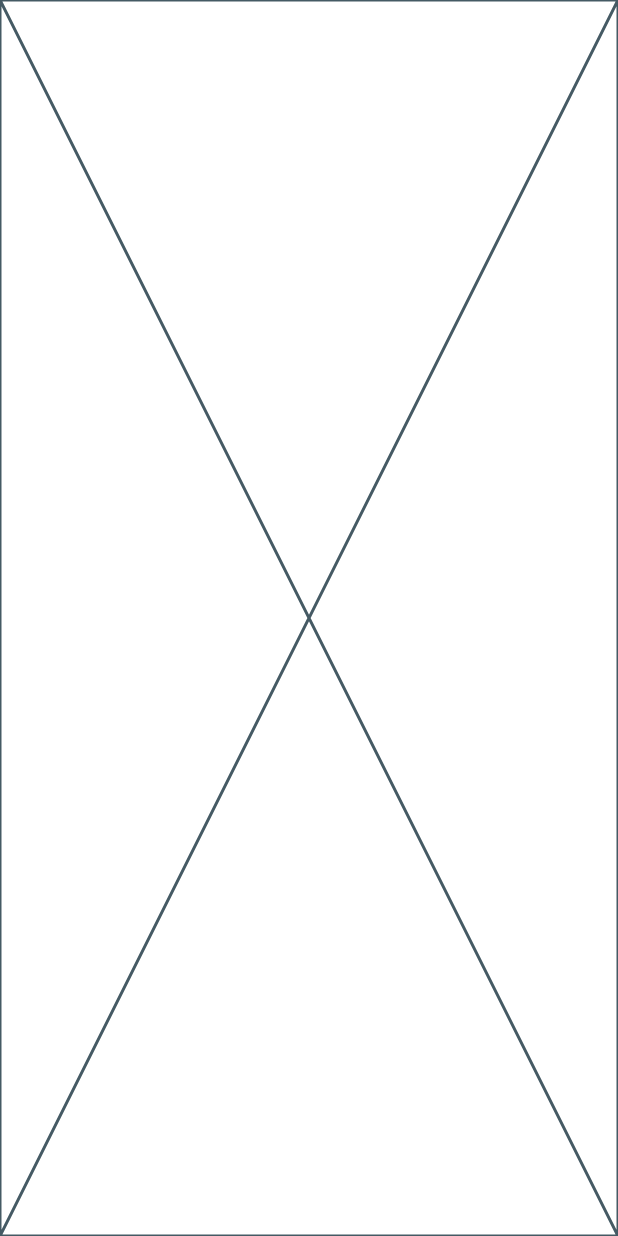
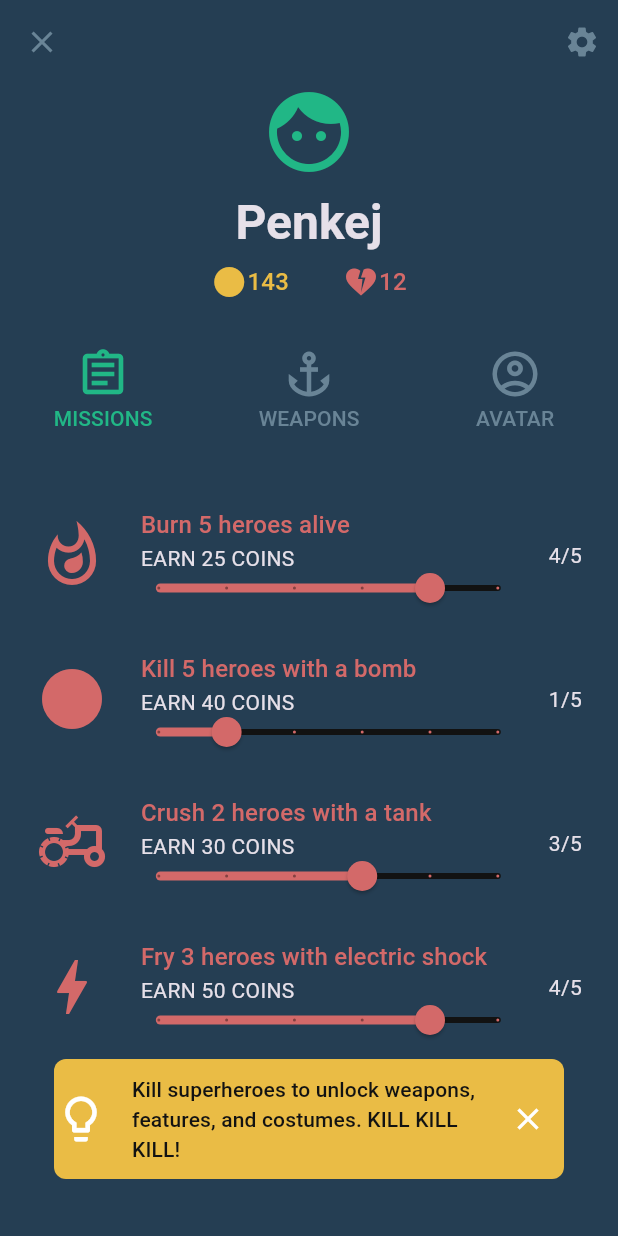
Before and after one commit to SertacN/flutter-screen-coding-projects, a Flutter app: the screen it shows after launch, on a phone screen of 412 x 824 dp. Run offline on Flutter 3.47's test engine with Material 3 defaults, Android fonts, the phone set to English and light mode, and no system bars.

Commit message:
gamification

```diff
--- /dev/null
+++ b/gamification/lib/feature/constants/gamification_constant.dart
@@ -0,0 +1,22 @@
+import 'package:flutter/material.dart';
+
+@immutable
+final class GamificationConstant {
+  const GamificationConstant._();
+
+  static const GamificationConstant _instance = GamificationConstant._();
+  static GamificationConstant get instance => _instance;
+
+  static const String userName = 'Penkej';
+  static const String missions = 'MISSIONS';
+  static const String weapons = 'WEAPONS';
+  static const String avatar = 'AVATAR';
+
+  static const String missionOne = 'Burn 5 heroes alive';
+  static const String missionTwo = 'Kill 5 heroes with a bomb';
+  static const String missionThree = 'Crush 2 heroes with a tank';
+  static const String missionFour = 'Fry 3 heroes with electric shock';
+
+  static const String missionAlert =
+      'Kill superheroes to unlock weapons, features, and costumes. KILL KILL KILL!';
+}
--- /dev/null
+++ b/gamification/lib/feature/enums/gamification_number_enum.dart
@@ -0,0 +1,18 @@
+enum GamificationNumberEnum {
+  gold(143),
+  healt(12),
+  missionOneReward(25),
+  missionTwoReward(40),
+  missionThreeReward(30),
+  missionFourReward(50),
+  sliderValueOne(4),
+  sliderValueTwo(1),
+  sliderValueThree(3),
+  sliderValueFour(4);
+
+  final int value;
+
+  const GamificationNumberEnum(this.value);
+
+  int get toNumber => value;
+}
--- /dev/null
+++ b/gamification/lib/feature/enums/gamification_padding_enum.dart
@@ -0,0 +1,16 @@
+import 'package:flutter/material.dart';
+
+enum GamificationPaddingEnum {
+  low(8),
+  medium(16),
+  hight(24);
+
+  final double value;
+
+  const GamificationPaddingEnum(this.value);
+
+  EdgeInsets get paddingAll => EdgeInsets.all(value);
+  EdgeInsets get paddingHorizontal => EdgeInsets.symmetric(horizontal: value);
+  EdgeInsets get paddingVertical => EdgeInsets.symmetric(vertical: value);
+  EdgeInsets get paddingRight => EdgeInsets.only(right: value);
+}
--- /dev/null
+++ b/gamification/lib/feature/gamification_icon_manager.dart
@@ -0,0 +1,23 @@
+import 'package:flutter/material.dart';
+
+final class GamificationIconManager {
+  GamificationIconManager._();
+
+  static final GamificationIconManager _instance = GamificationIconManager._();
+  static GamificationIconManager get instance => _instance;
+
+  IconData get profileIcon => Icons.face;
+  IconData get goldIcon => Icons.circle;
+  IconData get heartIcon => Icons.heart_broken;
+  IconData get missionIcon => Icons.assignment_outlined;
+  IconData get weaponIcon => Icons.anchor_outlined;
+  IconData get avatarIcon => Icons.account_circle_outlined;
+
+  IconData get fireIcon => Icons.whatshot_outlined;
+  IconData get bombIcon => Icons.circle;
+  IconData get tankIcon => Icons.agriculture_outlined;
+  IconData get lightningIcon => Icons.bolt;
+
+  Icon get settingIcon => const Icon(Icons.settings);
+  IconData get lampIcon => Icons.lightbulb_outline;
+}
--- a/gamification/lib/feature/gamification_view.dart
+++ b/gamification/lib/feature/gamification_view.dart
@@ -1,4 +1,11 @@
 import 'package:flutter/material.dart';
+import 'package:gamification/core/extensions/context_extension.dart';
+import 'package:gamification/feature/gamification_icon_manager.dart';
+import 'package:gamification/feature/widgets/gamification_alert.dart';
+import 'package:gamification/feature/widgets/gamification_currency.dart';
+import 'package:gamification/feature/widgets/gamification_mission_list.dart';
+import 'package:gamification/feature/widgets/gamification_profile.dart';
+import 'package:gamification/feature/widgets/gamification_tabbar.dart';
 
 class GamificationView extends StatefulWidget {
   const GamificationView({super.key});
@@ -10,6 +17,27 @@ class GamificationView extends StatefulWidget {
 class _GamificationViewState extends State<GamificationView> {
   @override
   Widget build(BuildContext context) {
-    return const Placeholder();
+    return Scaffold(
+      appBar: AppBar(
+        leading: CloseButton(
+          color: context.colorScheme.scrim,
+        ),
+        actions: [
+          IconButton(
+              color: context.colorScheme.scrim,
+              onPressed: () {},
+              icon: GamificationIconManager.instance.settingIcon)
+        ],
+      ),
+      body: const Column(
+        children: [
+          GamificationProfile(),
+          GamificationCurrency(),
+          GamificationTabbar(),
+          GamificationMissionList(),
+          GamificationAlert(),
+        ],
+      ),
+    );
   }
 }
--- /dev/null
+++ b/gamification/lib/feature/theme/custom_dark_theme.dart
@@ -0,0 +1,17 @@
+import 'package:flutter/material.dart';
+import 'package:gamification/feature/theme/gamification_color.dart';
+
+class CustomDarkTheme {
+  final ThemeData themeData = ThemeData.dark().copyWith(
+      sliderTheme: const SliderThemeData()
+          .copyWith(overlayShape: SliderComponentShape.noThumb),
+      scaffoldBackgroundColor: GamificationColor.nautilus(),
+      appBarTheme: AppBarTheme(
+        backgroundColor: GamificationColor.nautilus(),
+      ),
+      colorScheme: const ColorScheme.dark().copyWith(
+          primary: GamificationColor.vegan(),
+          secondary: GamificationColor.lippie(),
+          surface: GamificationColor.honeyGlow(),
+          scrim: GamificationColor.horizon()));
+}
--- /dev/null
+++ b/gamification/lib/feature/theme/gamification_color.dart
@@ -0,0 +1,10 @@
+import 'package:flutter/material.dart';
+
+@immutable
+final class GamificationColor extends Color {
+  GamificationColor.vegan() : super(const Color(0xff21B786).value);
+  GamificationColor.lippie() : super(const Color(0xffD36969).value);
+  GamificationColor.nautilus() : super(const Color(0xff253E53).value);
+  GamificationColor.honeyGlow() : super(const Color(0xffEABC45).value);
+  GamificationColor.horizon() : super(const Color(0xff698496).value);
+}
--- /dev/null
+++ b/gamification/lib/feature/widgets/gamification_alert.dart
@@ -0,0 +1,42 @@
+import 'package:flutter/material.dart';
+import 'package:gamification/core/extensions/context_extension.dart';
+import 'package:gamification/feature/constants/gamification_constant.dart';
+import 'package:gamification/feature/enums/gamification_padding_enum.dart';
+import 'package:gamification/feature/gamification_icon_manager.dart';
+
+class GamificationAlert extends StatelessWidget {
+  const GamificationAlert({super.key});
+  final double alertWidth = 340;
+  final double alertHeight = 80;
+  final double iconSize = 36;
+  @override
+  Widget build(BuildContext context) {
+    return Container(
+      decoration: BoxDecoration(
+        borderRadius: const BorderRadius.all(Radius.circular(8)),
+        color: context.colorScheme.surface,
+      ),
+      width: alertWidth,
+      height: alertHeight,
+      child: Row(
+        children: [
+          Padding(
+            padding: GamificationPaddingEnum.medium.paddingRight,
+            child: Icon(
+              GamificationIconManager.instance.lampIcon,
+              size: iconSize,
+            ),
+          ),
+          Expanded(
+            child: Text(
+              GamificationConstant.missionAlert,
+              style: context.textTheme.titleSmall
+                  ?.copyWith(color: context.colorScheme.background),
+            ),
+          ),
+          const CloseButton()
+        ],
+      ),
+    );
+  }
+}
--- /dev/null
+++ b/gamification/lib/feature/widgets/gamification_currency.dart
@@ -0,0 +1,31 @@
+import 'package:flutter/material.dart';
+import 'package:gamification/core/extensions/context_extension.dart';
+import 'package:gamification/feature/enums/gamification_number_enum.dart';
+import 'package:gamification/feature/gamification_icon_manager.dart';
+import 'package:gamification/feature/widgets/gamification_currency_content.dart';
+
+class GamificationCurrency extends StatelessWidget {
+  const GamificationCurrency({super.key});
+  final double boxMargin = 36;
+
+  @override
+  Widget build(BuildContext context) {
+    return Row(
+      mainAxisAlignment: MainAxisAlignment.center,
+      children: [
+        GamificationCurrencyContent(
+          icon: GamificationIconManager.instance.goldIcon,
+          iconColor: context.colorScheme.surface,
+          current: GamificationNumberEnum.gold.value,
+          textColor: context.colorScheme.surface,
+        ),
+        SizedBox(width: boxMargin),
+        GamificationCurrencyContent(
+            icon: GamificationIconManager.instance.heartIcon,
+            current: GamificationNumberEnum.healt.value,
+            iconColor: context.colorScheme.secondary,
+            textColor: context.colorScheme.secondary)
+      ],
+    );
+  }
+}
--- /dev/null
+++ b/gamification/lib/feature/widgets/gamification_currency_content.dart
@@ -0,0 +1,31 @@
+import 'package:flutter/material.dart';
+import 'package:gamification/core/extensions/context_extension.dart';
+
+class GamificationCurrencyContent extends StatelessWidget {
+  const GamificationCurrencyContent({
+    super.key,
+    required this.icon,
+    required this.current,
+    required this.iconColor,
+    required this.textColor,
+  });
+  final IconData icon;
+  final Color iconColor;
+  final int current;
+  final Color textColor;
+  @override
+  Widget build(BuildContext context) {
+    return Row(
+      children: [
+        Icon(
+          icon,
+          color: iconColor,
+        ),
+        Text(
+          current.toString(),
+          style: context.textTheme.titleMedium?.copyWith(color: textColor),
+        ),
+      ],
+    );
+  }
+}
--- /dev/null
+++ b/gamification/lib/feature/widgets/gamification_mission.dart
@@ -0,0 +1,60 @@
+import 'package:flutter/material.dart';
+import 'package:gamification/core/extensions/context_extension.dart';
+import 'package:gamification/feature/enums/gamification_padding_enum.dart';
+
+class GamificationMission extends StatelessWidget {
+  const GamificationMission(
+      {super.key,
+      required this.missionIcon,
+      required this.missionText,
+      required this.missionRewardNumber,
+      required this.sliderValue});
+  final IconData missionIcon;
+  final String missionText;
+  final int missionRewardNumber;
+  final int sliderValue;
+
+  final double _iconSize = 48;
+  final double _sliderWidth = 250;
+  @override
+  Widget build(BuildContext context) {
+    return Padding(
+      padding: GamificationPaddingEnum.hight.paddingHorizontal,
+      child: Padding(
+        padding: GamificationPaddingEnum.medium.paddingVertical,
+        child: Row(
+          mainAxisAlignment: MainAxisAlignment.spaceBetween,
+          children: [
+            Icon(
+              missionIcon,
+              color: context.colorScheme.secondary,
+              size: _iconSize,
+            ),
+            Column(
+              crossAxisAlignment: CrossAxisAlignment.start,
+              children: [
+                Text(
+                  missionText,
+                  style: context.textTheme.titleMedium
+                      ?.copyWith(color: context.colorScheme.secondary),
+                ),
+                Text('EARN $missionRewardNumber COINS'),
+                SizedBox(
+                  width: _sliderWidth,
+                  child: Slider(
+                    activeColor: context.colorScheme.secondary,
+                    divisions: 5,
+                    max: 5,
+                    value: sliderValue.toDouble(),
+                    onChanged: (value) {},
+                  ),
+                ),
+              ],
+            ),
+            Text('$sliderValue/5')
+          ],
+        ),
+      ),
+    );
+  }
+}
--- /dev/null
+++ b/gamification/lib/feature/widgets/gamification_mission_list.dart
@@ -0,0 +1,43 @@
+import 'package:flutter/material.dart';
+import 'package:gamification/feature/constants/gamification_constant.dart';
+import 'package:gamification/feature/enums/gamification_number_enum.dart';
+import 'package:gamification/feature/gamification_icon_manager.dart';
+import 'package:gamification/feature/widgets/gamification_mission.dart';
+
+class GamificationMissionList extends StatelessWidget {
+  const GamificationMissionList({super.key});
+
+  @override
+  Widget build(BuildContext context) {
+    return Column(
+      children: [
+        GamificationMission(
+          missionIcon: GamificationIconManager.instance.fireIcon,
+          missionText: GamificationConstant.missionOne,
+          missionRewardNumber: GamificationNumberEnum.missionOneReward.toNumber,
+          sliderValue: GamificationNumberEnum.sliderValueOne.toNumber,
+        ),
+        GamificationMission(
+          missionIcon: GamificationIconManager.instance.bombIcon,
+          missionText: GamificationConstant.missionTwo,
+          missionRewardNumber: GamificationNumberEnum.missionTwoReward.toNumber,
+          sliderValue: GamificationNumberEnum.sliderValueTwo.toNumber,
+        ),
+        GamificationMission(
+          missionIcon: GamificationIconManager.instance.tankIcon,
+          missionText: GamificationConstant.missionThree,
+          missionRewardNumber:
+              GamificationNumberEnum.missionThreeReward.toNumber,
+          sliderValue: GamificationNumberEnum.sliderValueThree.toNumber,
+        ),
+        GamificationMission(
+          missionIcon: GamificationIconManager.instance.lightningIcon,
+          missionText: GamificationConstant.missionFour,
+          missionRewardNumber:
+              GamificationNumberEnum.missionFourReward.toNumber,
+          sliderValue: GamificationNumberEnum.sliderValueFour.toNumber,
+        )
+      ],
+    );
+  }
+}
--- /dev/null
+++ b/gamification/lib/feature/widgets/gamification_profile.dart
@@ -0,0 +1,33 @@
+import 'package:flutter/material.dart';
+import 'package:gamification/core/extensions/context_extension.dart';
+import 'package:gamification/feature/constants/gamification_constant.dart';
+import 'package:gamification/feature/enums/gamification_padding_enum.dart';
+import 'package:gamification/feature/gamification_icon_manager.dart';
+
+class GamificationProfile extends StatelessWidget {
+  const GamificationProfile({super.key});
+  final double iconSize = 64;
+
+  @override
+  Widget build(BuildContext context) {
+    return Column(
+      children: [
+        Center(
+          child: Icon(
+            GamificationIconManager.instance.profileIcon,
+            color: context.colorScheme.primary,
+            size: iconSize,
+          ),
+        ),
+        Padding(
+          padding: GamificationPaddingEnum.low.paddingVertical,
+          child: Text(
+            GamificationConstant.userName,
+            style: context.textTheme.headlineLarge
+                ?.copyWith(fontWeight: FontWeight.bold),
+          ),
+        )
+      ],
+    );
+  }
+}
--- /dev/null
+++ b/gamification/lib/feature/widgets/gamification_tab.dart
@@ -0,0 +1,20 @@
+import 'package:flutter/material.dart';
+
+class GamificationTab extends StatelessWidget {
+  const GamificationTab(
+      {super.key, required this.text, required this.iconData});
+  final String text;
+  final IconData iconData;
+
+  final double iconSize = 36;
+  @override
+  Widget build(BuildContext context) {
+    return Tab(
+      text: text,
+      icon: Icon(
+        iconData,
+        size: iconSize,
+      ),
+    );
+  }
+}
--- /dev/null
+++ b/gamification/lib/feature/widgets/gamification_tabbar.dart
@@ -0,0 +1,37 @@
+import 'package:flutter/material.dart';
+import 'package:gamification/core/extensions/context_extension.dart';
+import 'package:gamification/feature/constants/gamification_constant.dart';
+import 'package:gamification/feature/enums/gamification_padding_enum.dart';
+import 'package:gamification/feature/gamification_icon_manager.dart';
+import 'package:gamification/feature/widgets/gamification_tab.dart';
+
+class GamificationTabbar extends StatelessWidget {
+  const GamificationTabbar({super.key});
+
+  @override
+  Widget build(BuildContext context) {
+    return Padding(
+      padding: GamificationPaddingEnum.hight.paddingVertical,
+      child: DefaultTabController(
+          length: 3,
+          child: TabBar(
+              unselectedLabelColor: context.colorScheme.scrim,
+              indicatorColor: Colors.transparent,
+              dividerHeight: 0,
+              tabs: [
+                GamificationTab(
+                  text: GamificationConstant.missions,
+                  iconData: GamificationIconManager.instance.missionIcon,
+                ),
+                GamificationTab(
+                  text: GamificationConstant.weapons,
+                  iconData: GamificationIconManager.instance.weaponIcon,
+                ),
+                GamificationTab(
+                  text: GamificationConstant.avatar,
+                  iconData: GamificationIconManager.instance.avatarIcon,
+                ),
+              ])),
+    );
+  }
+}
--- a/gamification/lib/main.dart
+++ b/gamification/lib/main.dart
@@ -1,5 +1,6 @@
 import 'package:flutter/material.dart';
 import 'package:gamification/feature/gamification_view.dart';
+import 'package:gamification/feature/theme/custom_dark_theme.dart';
 
 void main() => runApp(const MyApp());
 
@@ -8,9 +9,10 @@ class MyApp extends StatelessWidget {
 
   @override
   Widget build(BuildContext context) {
-    return const MaterialApp(
+    return MaterialApp(
+      theme: CustomDarkTheme().themeData,
       title: 'Gamification',
-      home: GamificationView(),
+      home: const GamificationView(),
     );
   }
 }
```
Also changed, not shown: 3 other files.
